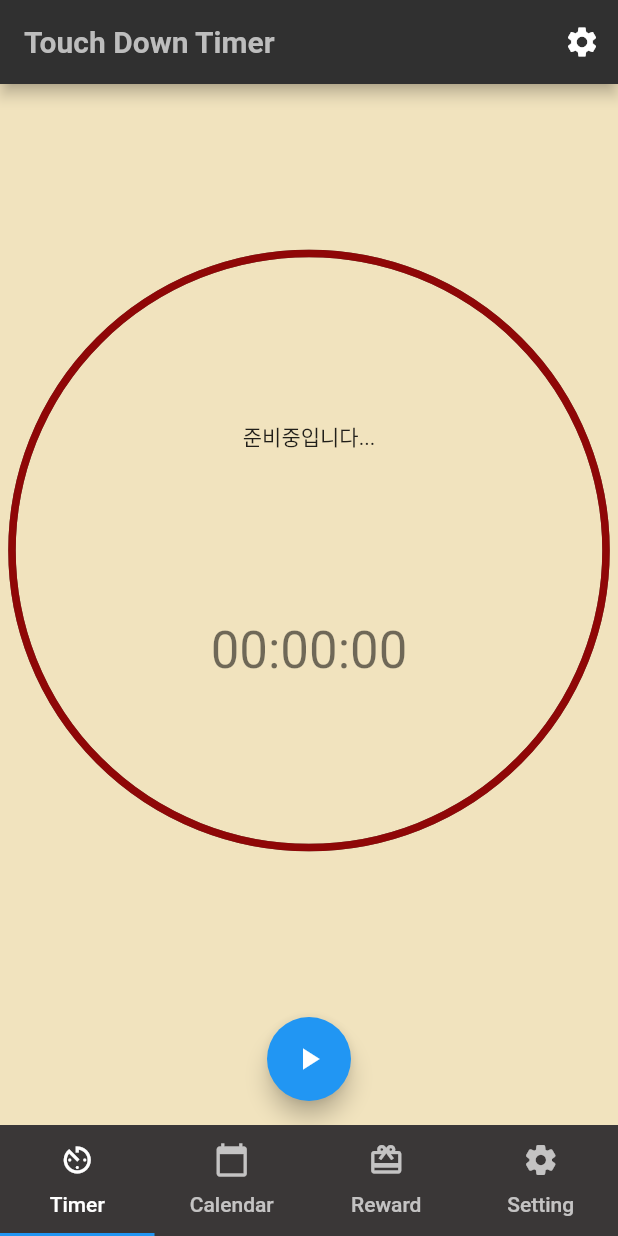
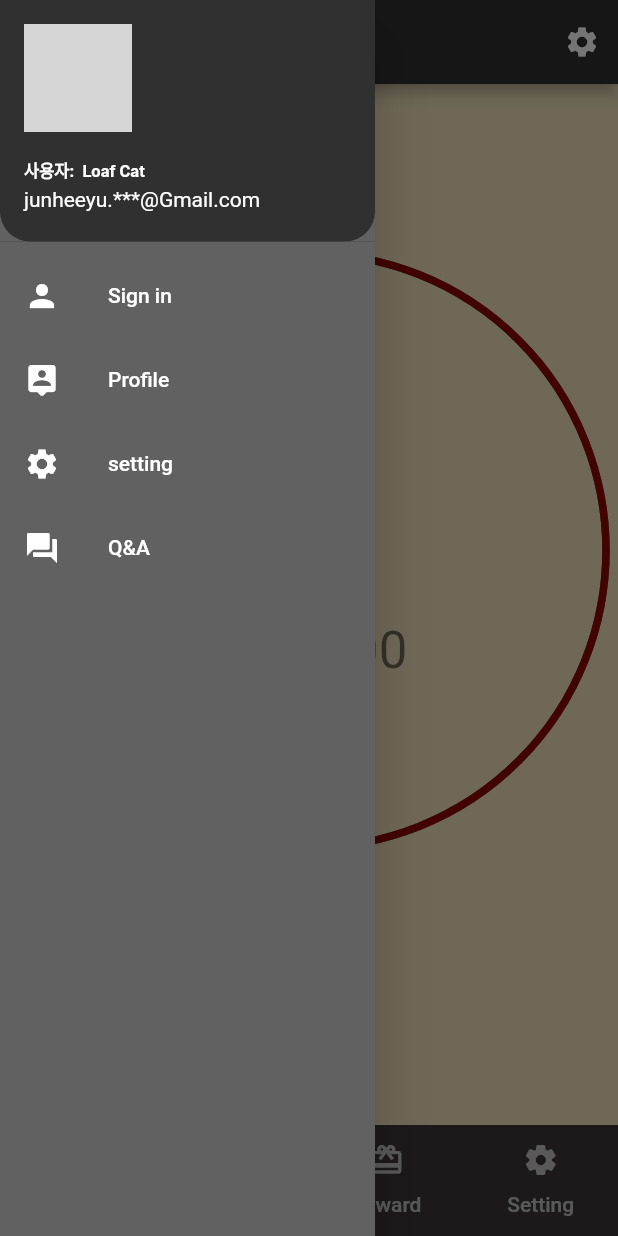
Before and after one commit to potatoCompletion/studyHelper, a Flutter app: the screen it shows after launch, with the side drawer open (before the commit the screen has no drawer), on a phone screen of 412 x 824 dp. Run offline on Flutter 3.47's test engine with Material 2 defaults, Android fonts, the phone set to English and light mode, and no system bars; our stand-ins replace rflutter_alert, table_calendar; grey boxes are pictures that could not be loaded.

Commit message:
Add Drawer

```diff
--- a/lib/main.dart
+++ b/lib/main.dart
@@ -1,4 +1,5 @@
 import 'package:flutter/material.dart';
+import 'package:rflutter_alert/rflutter_alert.dart';
 
 import './ui/calendar/calendar.dart';
 import './ui/rewards/reward.dart';
@@ -83,6 +84,156 @@ class MyTabsState extends State<MyTabs> with SingleTickerProviderStateMixin {
             ]),
         color: Color.fromRGBO(58, 55, 55, 1.0), // 탭바 색상 설정
       ),
+
+      // Scaffold element -> drawer
+      drawer: Container(
+        width: 250,
+        child: Drawer(
+          child: Container(
+            color: Colors.grey[700],
+            child: ListView(
+              padding: EdgeInsets.zero,
+              children: <Widget>[
+                UserAccountsDrawerHeader(
+                  currentAccountPicture: CircleAvatar(
+                    // temporary User Image
+                    backgroundImage: AssetImage("assets\\cat_sample2.png"),
+                    backgroundColor: Colors.grey[400],
+                  ),
+                  otherAccountsPictures: <Widget>[
+                    CircleAvatar(
+                      // temporary User Image -> Ignore
+                      //backgroundImage: AssetImage("assets\\cat-second.png"),
+                      backgroundColor: Colors.grey[850],
+                    ),
+                  ],
+                  //////text - name
+                  accountName: Text(
+                    "사용자:  Loaf Cat",
+                    style: TextStyle(
+                      color: Colors.white,
+                      fontWeight: FontWeight.bold,
+                      fontSize: 11.0,
+                    ),
+                  ),
+                  //////text - email
+                  accountEmail: Text(
+                    "junheeyu.***@Gmail.com",
+                    style: TextStyle(
+                      color: Colors.white,
+                    ),
+                  ),
+                  decoration: BoxDecoration(
+                      color: Colors.grey[850],
+                      borderRadius: BorderRadius.only(
+                        bottomLeft: Radius.circular(20.0),
+                        bottomRight: Radius.circular(20.0),
+                      )),
+                ),
+                ///////Drawer Head list
+                ListTile(
+                  leading: Icon(
+                    Icons.person,
+                    color: Colors.white,
+                  ),
+                  title: Text(
+                    "Sign in",
+                    style: TextStyle(
+                      color: Colors.white,
+                    ),
+                  ),
+                  onTap: () {
+                    print("Sign in is clicked");
+                    Alert(
+                        context: context,
+                        title: "LOGIN",
+                        content: Column(
+                          children: <Widget>[
+                            TextField(
+                              decoration: InputDecoration(
+                                icon: Icon(Icons.account_circle),
+                                labelText: 'Username',
+                              ),
+                            ),
+                            TextField(
+                              obscureText: true,
+                              decoration: InputDecoration(
+                                icon: Icon(Icons.lock),
+                                labelText: 'Password',
+                              ),
+                            ),
+                          ],
+                        ),
+                        buttons: [
+                          DialogButton(
+                            onPressed: () => Navigator.pop(context),
+                            child: Text(
+                              "LOGIN",
+                              style:
+                                  TextStyle(color: Colors.white, fontSize: 20),
+                            ),
+                          )
+                        ]).show();
+                  },
+                  //trailing: Icon(Icons.add),
+                ),
+
+                ListTile(
+                  leading: Icon(
+                    Icons.person_pin_rounded,
+                    color: Colors.white,
+                  ),
+                  title: Text(
+                    "Profile",
+                    style: TextStyle(
+                      color: Colors.white,
+                    ),
+                  ),
+                  onTap: () {
+                    print("Profile is clicked");
+                  },
+                  //trailing: Icon(Icons.add),
+                ),
+
+                ListTile(
+                  leading: Icon(
+                    Icons.settings,
+                    color: Colors.white,
+                  ),
+                  title: Text(
+                    "setting",
+                    style: TextStyle(
+                      color: Colors.white,
+                    ),
+                  ),
+                  onTap: () {
+                    print("setting is clicked");
+                    Navigator.pushNamed(context, 'setting');
+                  },
+                  //trailing: Icon(Icons.add),
+                ),
+
+                ListTile(
+                  leading: Icon(
+                    Icons.question_answer,
+                    color: Colors.white,
+                  ),
+                  title: Text(
+                    "Q&A",
+                    style: TextStyle(
+                      color: Colors.white,
+                    ),
+                  ),
+                  onTap: () {
+                    print("Q&A is clicked");
+                  },
+                  //trailing: Icon(Icons.add),
+                ),
+              ],
+            ),
+          ),
+        ),
+      ),
     );
   }
 }
```
